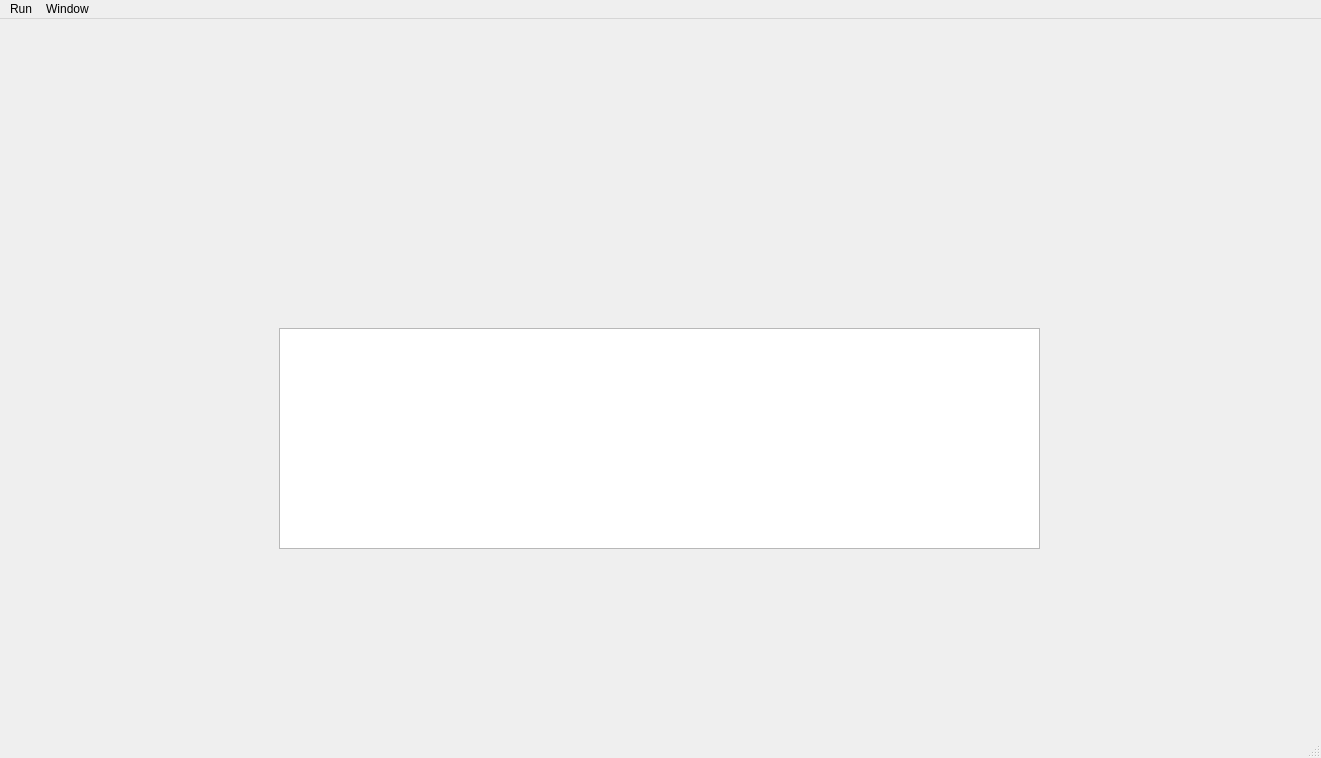
Qt form src/gui/trs2.ui (antoniopifferi/TRS2) before a commit.
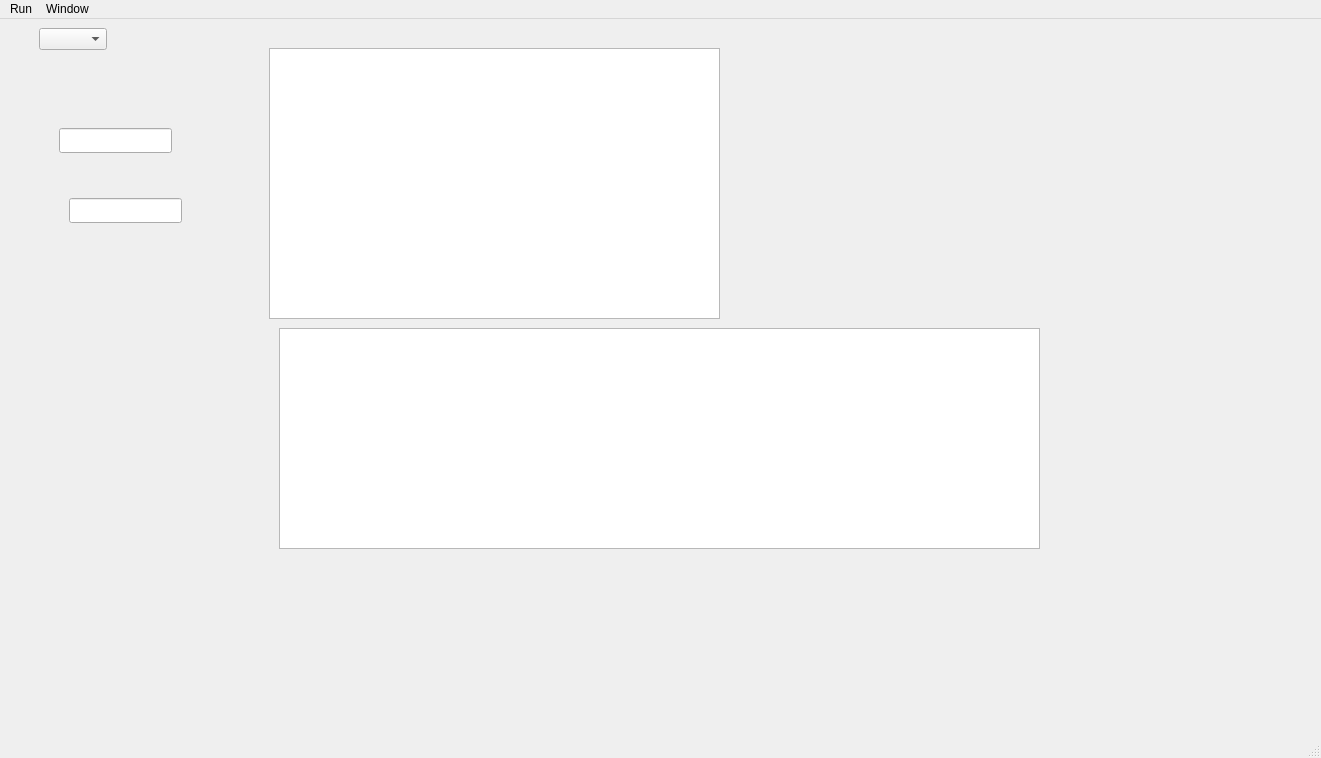
The same form after that commit. The open tabs and pages were chosen to show the change.

What changed in the file:
```diff
--- a/src/gui/trs2.ui
+++ b/src/gui/trs2.ui
@@ -2196,6 +2196,46 @@
          </rect>
         </property>
        </widget>
+       <widget class="QGraphicsView" name="displayPlot">
+        <property name="geometry">
+         <rect>
+          <x>260</x>
+          <y>20</y>
+          <width>451</width>
+          <height>271</height>
+         </rect>
+        </property>
+       </widget>
+       <widget class="QComboBox" name="comboBox">
+        <property name="geometry">
+         <rect>
+          <x>30</x>
+          <y>0</y>
+          <width>68</width>
+          <height>22</height>
+         </rect>
+        </property>
+       </widget>
+       <widget class="QLineEdit" name="lineEdit">
+        <property name="geometry">
+         <rect>
+          <x>50</x>
+          <y>100</y>
+          <width>113</width>
+          <height>25</height>
+         </rect>
+        </property>
+       </widget>
+       <widget class="QLineEdit" name="lineEdit_2">
+        <property name="geometry">
+         <rect>
+          <x>60</x>
+          <y>170</y>
+          <width>113</width>
+          <height>25</height>
+         </rect>
+        </property>
+       </widget>
       </widget>
      </widget>
     </item>
```
Left out of the diff: 2 changed lines with no effect on the pictures.
